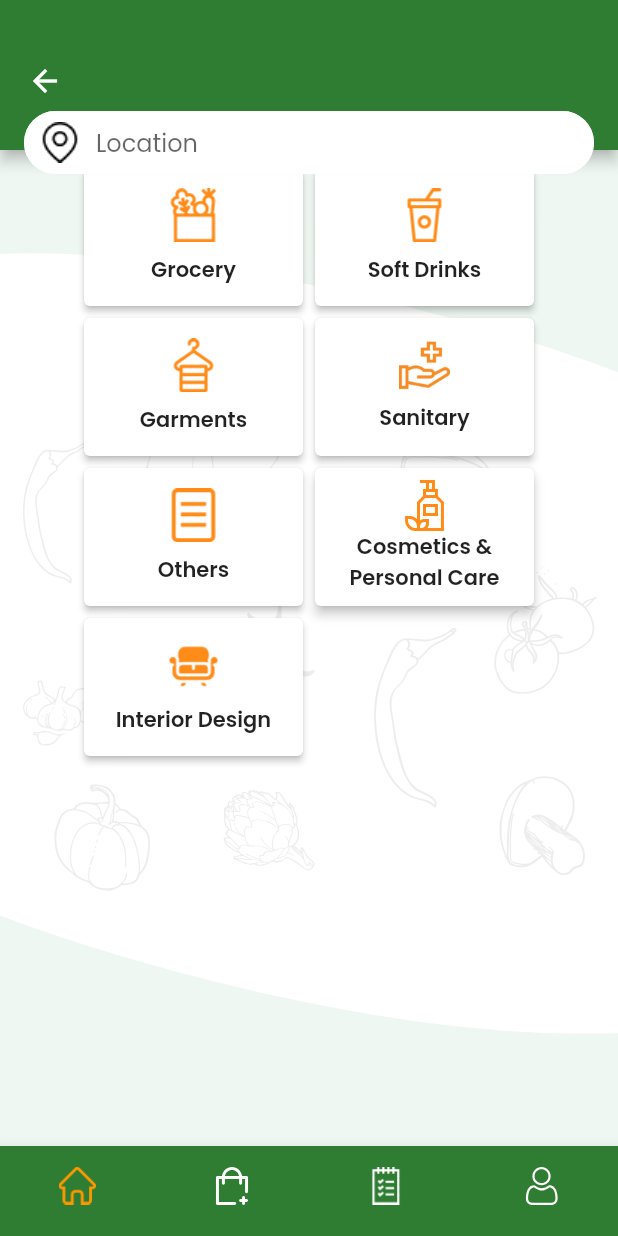
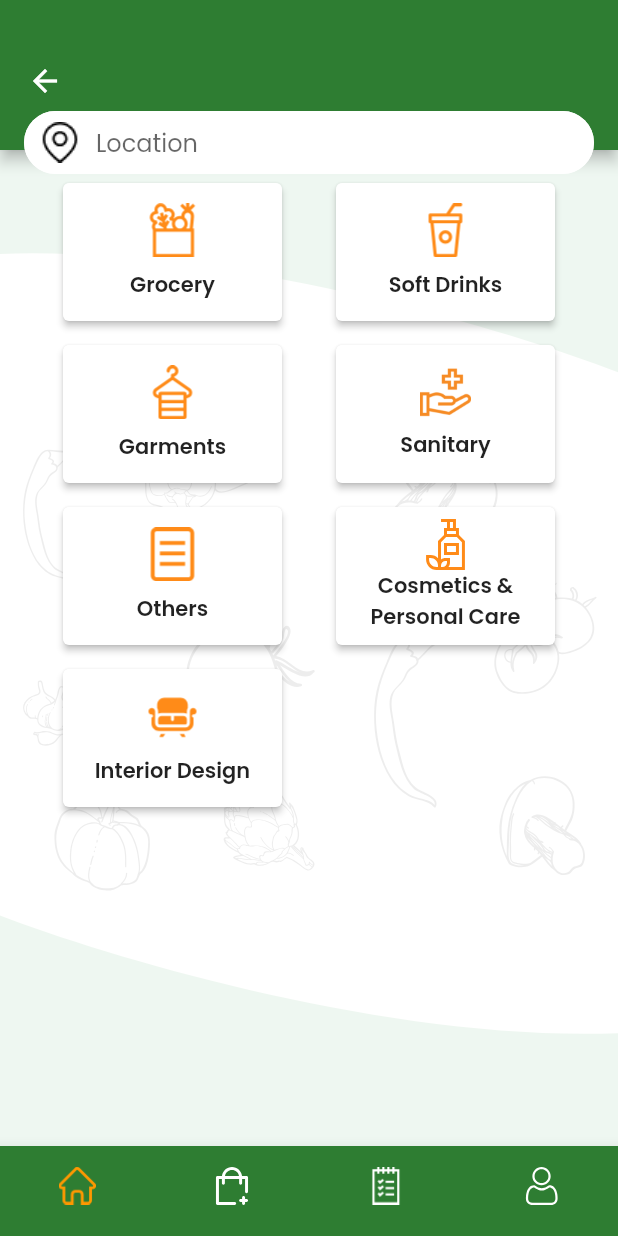
Before and after one commit to saurabhmdh/ekirana_user_flutter, a Flutter app: the screen it shows after launch, on a phone screen of 412 x 824 dp. Run offline on Flutter 3.47's test engine with Material 2 defaults, Android fonts, the phone set to English and light mode, and no system bars; our stand-ins replace flutter_svg_provider.

Commit message:
improved ui

```diff
--- a/lib/screens/HomeScreen.dart
+++ b/lib/screens/HomeScreen.dart
@@ -70,12 +70,13 @@ class _HomeScreen extends State<HomeScreen> {
         body: Container(
           width: double.infinity,
           height: double.infinity,
-          padding: const EdgeInsets.all(8),
+          padding: const EdgeInsets.all(10),
           child: Row(
-            mainAxisAlignment: MainAxisAlignment.center,
+            mainAxisAlignment: MainAxisAlignment.spaceEvenly,
             children: [
               Column(
                 children: [
+                  SizedBox(height: 8,),
                   Container(
                     width: 154,
                     height: 100,
@@ -91,6 +92,7 @@ class _HomeScreen extends State<HomeScreen> {
                       ),
                     ),
                   ),
+                  SizedBox(height: 8,),
                   Container(
                     width: 154,
                     height: 100,
@@ -106,6 +108,7 @@ class _HomeScreen extends State<HomeScreen> {
                       ),
                     ),
                   ),
+                  SizedBox(height: 8,),
                   Container(
                     width: 154,
                     height: 100,
@@ -121,6 +124,7 @@ class _HomeScreen extends State<HomeScreen> {
                       ),
                     ),
                   ),
+                  SizedBox(height: 8,),
                   Container(
                     width: 154,
                     height: 100,
@@ -140,6 +144,7 @@ class _HomeScreen extends State<HomeScreen> {
               ),
               Column(
                 children: [
+                  SizedBox(height: 8,),
                   Container(
                     width: 154,
                     height: 100,
@@ -155,6 +160,7 @@ class _HomeScreen extends State<HomeScreen> {
                       ),
                     ),
                   ),
+                  SizedBox(height: 8,),
                   Container(
                     width: 154,
                     height: 100,
@@ -170,11 +176,12 @@ class _HomeScreen extends State<HomeScreen> {
                       ),
                     ),
                   ),
+                  SizedBox(height: 8,),
                   Container(
                     width: 154,
                     height: 100,
                     child: const Card(
-                      elevation: 3,
+                      elevation: 2,
                       child: Column(
                         mainAxisAlignment: MainAxisAlignment.center,
                         children: [
```
